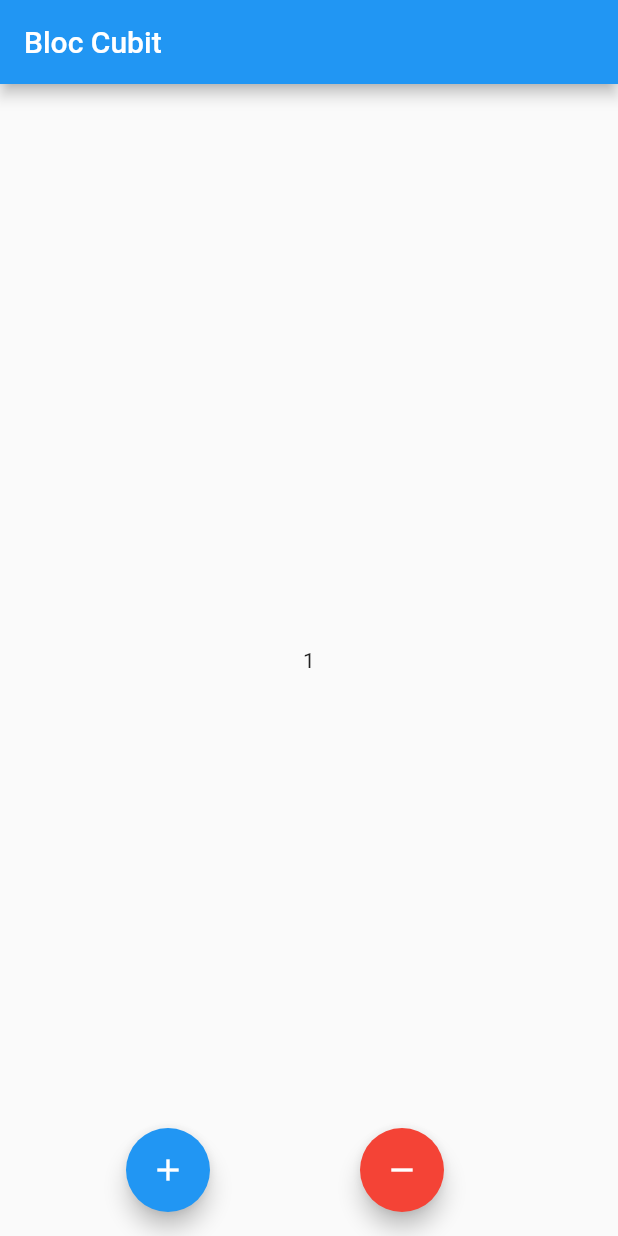
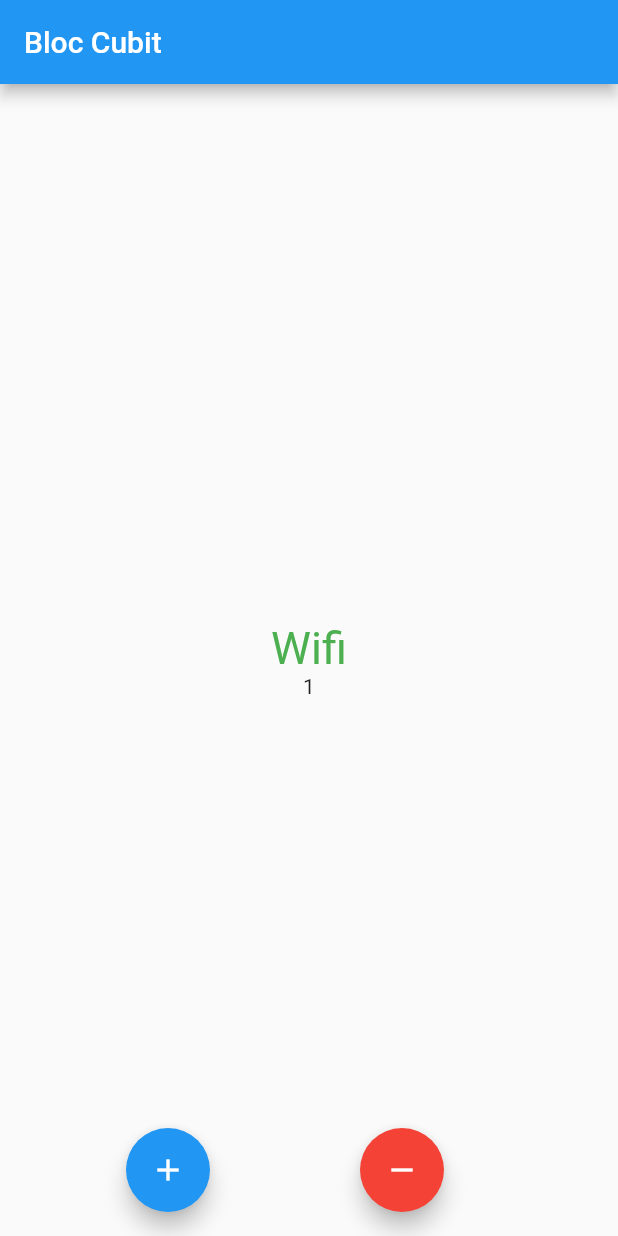
Before and after one commit to shajithali23/bloc_learn, a Flutter app: the screen it shows after launch, after a tap on the "add" icon, on a phone screen of 412 x 824 dp. Run offline on Flutter 3.47's test engine with Material 2 defaults, Android fonts, the phone set to English and light mode, and no system bars; our stand-ins replace connectivity_plus, flutter_bloc.

Commit message:
Bloc Internet Connection

```diff
--- /dev/null
+++ b/lib/bloc/internet_cubit.dart
@@ -0,0 +1,34 @@
+import 'dart:async';
+
+import 'package:bloc_learning/internet_state.dart';
+import 'package:flutter_bloc/flutter_bloc.dart';
+import 'package:connectivity_plus/connectivity_plus.dart';
+
+class IntenetCubit extends Cubit<NetworkState> {
+  late StreamSubscription<ConnectivityResult> _connectivitySubscription;
+  Connectivity connectivity = Connectivity();
+  IntenetCubit({required this.connectivity})
+      : assert(connectivity != null),
+        super(ConnectionInitial()) {
+    _connectivitySubscription =
+        connectivity.onConnectivityChanged.listen((connectivityResult) {
+      if (connectivityResult == ConnectivityResult.wifi) {
+        emitInternetConnected(ConnectionType.wifi);
+      } else if (connectivityResult == ConnectivityResult.mobile) {
+        emitInternetConnected(ConnectionType.mobile);
+      } else if (connectivityResult == ConnectivityResult.none) {
+        emitInternetDisconnected();
+      }
+    });
+  }
+  void emitInternetConnected(ConnectionType _connectionType) =>
+      emit(ConnectionSuccess(connectionType: _connectionType));
+
+  void emitInternetDisconnected() => emit(ConnectionFailure());
+
+  @override
+  Future<void> close() {
+    _connectivitySubscription.cancel();
+    return super.close();
+  }
+}
--- /dev/null
+++ b/lib/internet_state.dart
@@ -0,0 +1,16 @@
+enum ConnectionType {
+  wifi,
+  mobile,
+}
+
+abstract class NetworkState {}
+
+class ConnectionInitial extends NetworkState {}
+
+class ConnectionSuccess extends NetworkState {
+  final ConnectionType connectionType;
+
+  ConnectionSuccess({required this.connectionType});
+}
+
+class ConnectionFailure extends NetworkState {}
--- a/lib/main.dart
+++ b/lib/main.dart
@@ -1,59 +1,35 @@
+import 'package:bloc_learning/pages/counter_page.dart';
+import 'package:connectivity_plus/connectivity_plus.dart';
 import 'package:flutter/material.dart';
 import 'package:flutter_bloc/flutter_bloc.dart';
 
-import 'counter_cubit.dart';
+import 'bloc/counter_cubit.dart';
+import 'bloc/internet_cubit.dart';
 
 void main() {
-  runApp(const MyApp());
+  runApp(MyApp(
+    connectivity: Connectivity(),
+  ));
 }
 
 class MyApp extends StatelessWidget {
-  const MyApp({Key? key}) : super(key: key);
+  MyApp({Key? key, required this.connectivity}) : super(key: key);
+  Connectivity connectivity;
 
   @override
   Widget build(BuildContext context) {
     return MaterialApp(
-      home: BlocProvider(
-        create: (_) => CounterCubit(),
+      home: MultiBlocProvider(
+        providers: [
+          BlocProvider(
+            create: (_) => IntenetCubit(connectivity: connectivity),
+          ),
+          BlocProvider(
+            create: (_) => CounterCubit(),
+          ),
+        ],
         child: CounterPage(),
       ),
     );
   }
 }
-
-class CounterPage extends StatelessWidget {
-  const CounterPage({Key? key}) : super(key: key);
-
-  @override
-  Widget build(BuildContext context) {
-    return Scaffold(
-      appBar: AppBar(
-        title: Text("Bloc Cubit"),
-      ),
-      body: BlocBuilder<CounterCubit, int>(
-        builder: (context, count) => Center(child: Text('$count')),
-      ),
-      floatingActionButton: Row(
-        mainAxisAlignment: MainAxisAlignment.spaceEvenly,
-        children: [
-          FloatingActionButton(
-            onPressed: () {
-              print(context.read<CounterCubit>().state);
-              context.read<CounterCubit>().increment();
-            },
-            child: Icon(Icons.add),
-          ),
-          FloatingActionButton(
-            backgroundColor: Colors.red,
-            onPressed: () {
-              if (context.read<CounterCubit>().state != 0) {
-                context.read<CounterCubit>().decrement();
-              }
-            },
-            child: Icon(Icons.remove),
-          ),
-        ],
-      ),
-    );
-  }
-}
--- /dev/null
+++ b/lib/network_event.dart
@@ -0,0 +1,10 @@
+import 'internet_state.dart';
+
+abstract class NetworkEvent {}
+
+class ListenConnection extends NetworkEvent {}
+
+class ConnectionChanged extends NetworkEvent {
+  NetworkState connection;
+  ConnectionChanged(this.connection);
+}
--- /dev/null
+++ b/lib/pages/counter_page.dart
@@ -0,0 +1,75 @@
+import 'package:flutter/material.dart';
+import 'package:flutter_bloc/flutter_bloc.dart';
+
+import '../bloc/counter_cubit.dart';
+import '../bloc/internet_cubit.dart';
+import '../internet_state.dart';
+
+class CounterPage extends StatelessWidget {
+  const CounterPage({Key? key}) : super(key: key);
+
+  @override
+  Widget build(BuildContext context) {
+    return Scaffold(
+      appBar: AppBar(
+        title: Text("Bloc Cubit"),
+      ),
+      body: Column(
+        mainAxisAlignment: MainAxisAlignment.center,
+        children: [
+          BlocBuilder<IntenetCubit, NetworkState>(
+            builder: (context, state) {
+              if (state is ConnectionSuccess &&
+                  state.connectionType == ConnectionType.wifi) {
+                return Text(
+                  'Wifi',
+                  style: TextStyle(color: Colors.green, fontSize: 30),
+                );
+              } else if (state is ConnectionSuccess &&
+                  state.connectionType == ConnectionType.mobile) {
+                return Text(
+                  'Mobile',
+                  style: TextStyle(color: Colors.yellow, fontSize: 30),
+                );
+              } else if (state is ConnectionFailure) {
+//                 SnackBar snackBar = SnackBar(
+//                   content: Text('Yay! A SnackBar!'),
+//                 );
+
+// // Find the ScaffoldMessenger in the widget tree
+// // and use it to show a SnackBar.
+//                 ScaffoldMessenger.of(context).showSnackBar(snackBar);
+                return Text("DISCONNECTED");
+              }
+              return CircularProgressIndicator();
+            },
+          ),
+          BlocBuilder<CounterCubit, int>(
+            builder: (context, count) => Center(child: Text('$count')),
+          ),
+        ],
+      ),
+      floatingActionButton: Row(
+        mainAxisAlignment: MainAxisAlignment.spaceEvenly,
+        children: [
+          FloatingActionButton(
+            onPressed: () {
+              print(context.read<CounterCubit>().state);
+              context.read<CounterCubit>().increment();
+            },
+            child: Icon(Icons.add),
+          ),
+          FloatingActionButton(
+            backgroundColor: Colors.red,
+            onPressed: () {
+              if (context.read<CounterCubit>().state != 0) {
+                context.read<CounterCubit>().decrement();
+              }
+            },
+            child: Icon(Icons.remove),
+          ),
+        ],
+      ),
+    );
+  }
+}
--- a/pubspec.yaml
+++ b/pubspec.yaml
@@ -35,6 +35,7 @@ dependencies:
   # Use with the CupertinoIcons class for iOS style icons.
   cupertino_icons: ^1.0.2
   flutter_bloc: ^8.0.1
+  connectivity_plus: ^2.3.1
 
 dev_dependencies:
   flutter_test:
```
Also changed, not shown: lib/bloc/counter_cubit.dart (renamed from lib/counter_cubit.dart), pubspec.lock, 3 other files.
